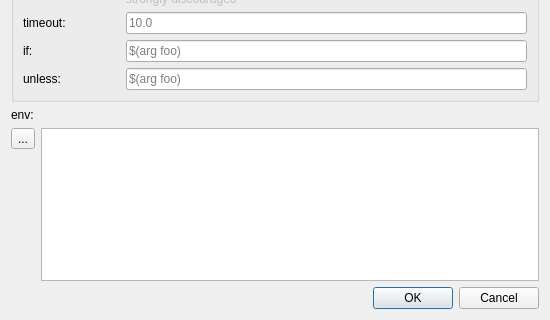
Qt form rxDev/src/tagItems/machineEdit.ui (songxuchao/rxdeveloper-ros-pkg) before a commit; both pictures show x 0 to 550 and y 244 to 564 of the 550 by 564 pixel window.
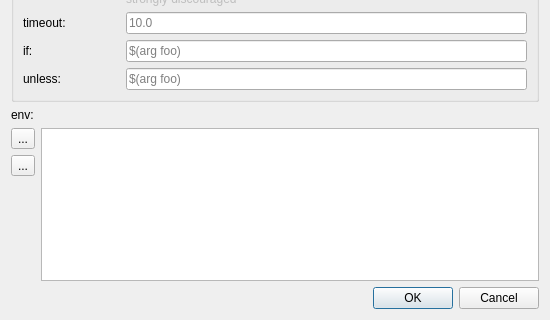
The same form after that commit. Icons and pictures are not drawn.

Commit message: add included items for machine & includefile + Parameters in nodes selection gui

Diff of the .ui file:
```diff
--- a/rxDev/src/tagItems/machineEdit.ui
+++ b/rxDev/src/tagItems/machineEdit.ui
@@ -215,6 +215,13 @@
          </property>
         </widget>
        </item>
+       <item>
+        <widget class="QToolButton" name="toolButton_addEnv">
+         <property name="text">
+          <string>...</string>
+         </property>
+        </widget>
+       </item>
        <item>
         <spacer name="verticalSpacer">
          <property name="orientation">
```
Left out of the diff: 12 changed lines with no effect on the pictures. The commit also changes 11 other files.
